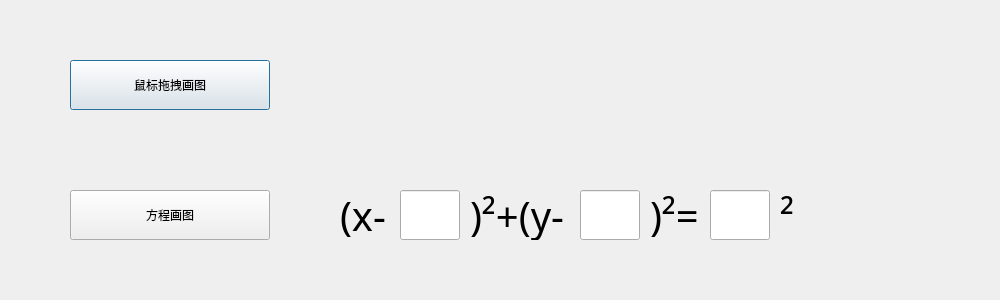
This is circle_select.ui in cjinchi/ComputerGraphics as Qt 5 draws it before an edit. The edited form follows.
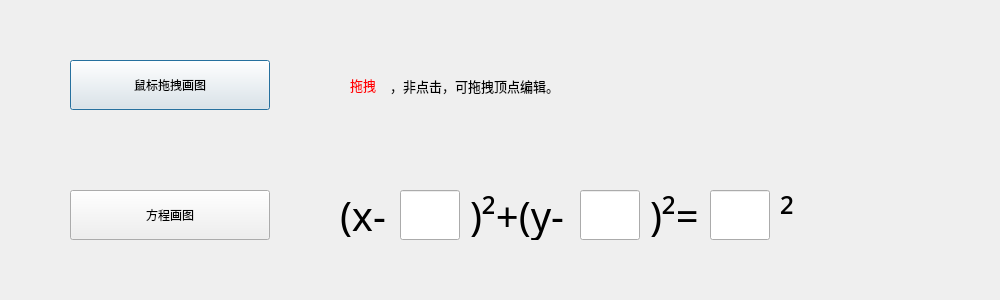
This is the edited form.

```diff
--- a/circle_select.ui
+++ b/circle_select.ui
@@ -265,6 +265,44 @@
     <string>²</string>
    </property>
   </widget>
+  <widget class="QLabel" name="label_5">
+   <property name="geometry">
+    <rect>
+     <x>390</x>
+     <y>60</y>
+     <width>461</width>
+     <height>51</height>
+    </rect>
+   </property>
+   <property name="font">
+    <font>
+     <family>Adobe Arabic</family>
+     <pointsize>10</pointsize>
+    </font>
+   </property>
+   <property name="text">
+    <string>，非点击，可拖拽顶点编辑。</string>
+   </property>
+  </widget>
+  <widget class="QLabel" name="label_6">
+   <property name="geometry">
+    <rect>
+     <x>350</x>
+     <y>60</y>
+     <width>41</width>
+     <height>51</height>
+    </rect>
+   </property>
+   <property name="font">
+    <font>
+     <family>Adobe Arabic</family>
+     <pointsize>10</pointsize>
+    </font>
+   </property>
+   <property name="text">
+    <string>&lt;html&gt;&lt;head/&gt;&lt;body&gt;&lt;p&gt;&lt;span style=&quot; color:#ff0004;&quot;&gt;拖拽&lt;/span&gt;&lt;/p&gt;&lt;/body&gt;&lt;/html&gt;</string>
+   </property>
+  </widget>
  </widget>
  <resources/>
  <connections/>
```
